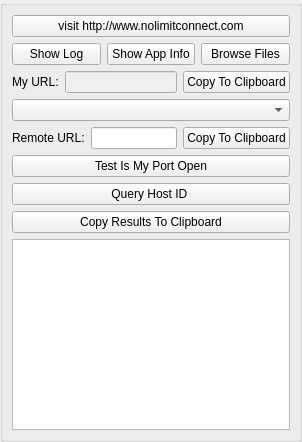
Above: GoTvApps/GoTvCommon/Forms/AppletTestAndDebug.ui from brettrjones-github/nolimitconnect before the change. Below: the same form after it.
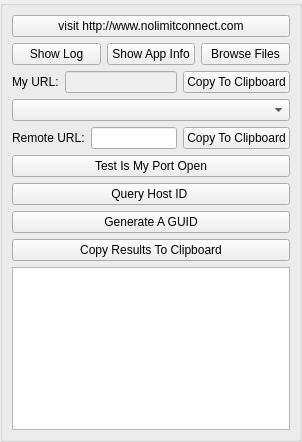
That is the form after the change.

Diff of the .ui file:
```diff
--- a/GoTvApps/GoTvCommon/Forms/AppletTestAndDebug.ui
+++ b/GoTvApps/GoTvCommon/Forms/AppletTestAndDebug.ui
@@ -166,6 +166,13 @@
         </property>
        </widget>
       </item>
+      <item>
+       <widget class="QPushButton" name="m_GenerateGuidButton">
+        <property name="text">
+         <string>Generate A GUID</string>
+        </property>
+       </widget>
+      </item>
       <item>
        <widget class="QPushButton" name="m_CopyResultToClipboardButton">
         <property name="text">
```
